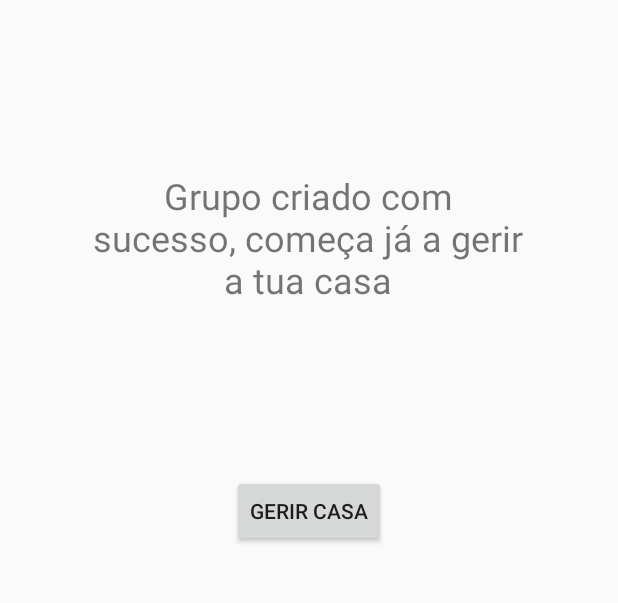
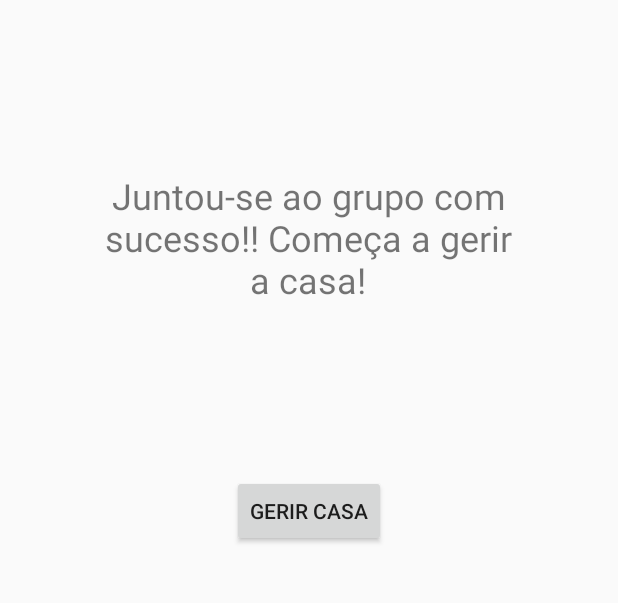
Before and after one commit to user-cube/EasyMates, an Android app: the SuccessGroupCreation screen opened directly, with no data from a screen before it, on a phone screen of 412 x 824 dp, the part 562-1165 px from its top. Run offline under Robolectric (Android 15) with nearby library versions, the phone set to English and light mode, and no system bars.

Commit message:
Message success

```diff
--- a/app/src/main/java/rc/EasyMates/SuccessJoin.java
+++ b/app/src/main/java/rc/EasyMates/SuccessJoin.java
@@ -1,5 +1,6 @@
 package rc.EasyMates;
 
+import android.content.Intent;
 import android.support.v7.app.AppCompatActivity;
 import android.os.Bundle;
 
@@ -11,6 +12,10 @@ public class SuccessJoin extends AppCompatActivity {
         setContentView(R.layout.activity_success_join);
     }
 
+    public void manageHouse(){
+        Intent intent = new Intent(this, manageHouse.class);
+        startActivity(intent);
+    }
     @Override
     public void onBackPressed() {}
 }
--- a/app/src/main/res/layout/activity_success_group_creation.xml
+++ b/app/src/main/res/layout/activity_success_group_creation.xml
@@ -21,7 +21,7 @@
         android:layout_width="288dp"
         android:layout_height="147dp"
         android:gravity="center"
-        android:text="Grupo criado com sucesso, começa já a gerir a tua casa"
+        android:text="Juntou-se ao grupo com sucesso!! Começa a gerir a casa!"
         android:textSize="24sp"
         app:layout_constraintBottom_toTopOf="@+id/button"
         app:layout_constraintEnd_toEndOf="parent"
```
